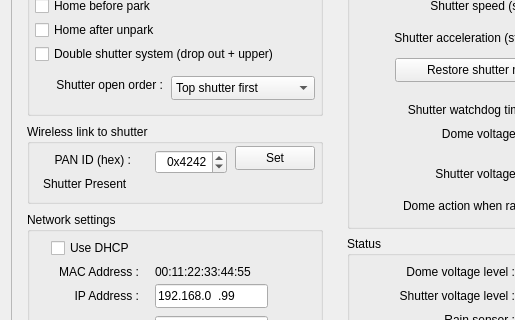
Old version of the form RTI-Dome.ui in the repository rpineau/RTI-Dome; both pictures show x 0 to 515 and y 239 to 559 of the 712 by 700 pixel window.
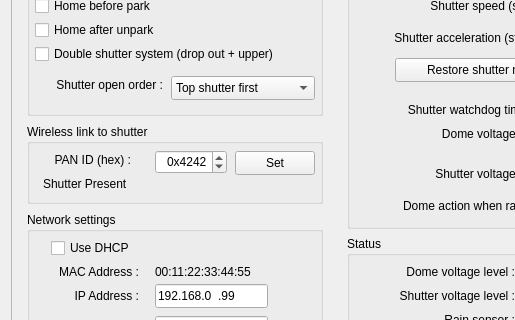
New version of the form. Icons and pictures are not drawn. Custom widgets are drawn as their Qt base class.

```diff
--- a/RTI-Dome.ui
+++ b/RTI-Dome.ui
@@ -812,7 +812,7 @@
        <property name="geometry">
         <rect>
          <x>208</x>
-         <y>22</y>
+         <y>27</y>
          <width>80</width>
          <height>24</height>
         </rect>
```
